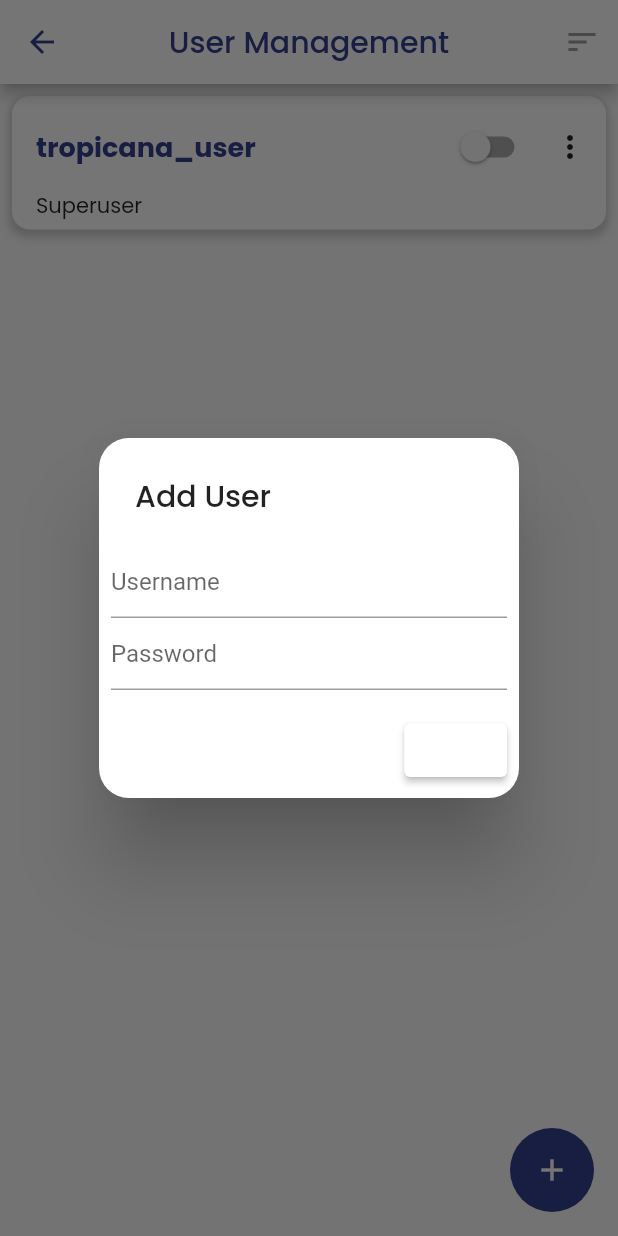
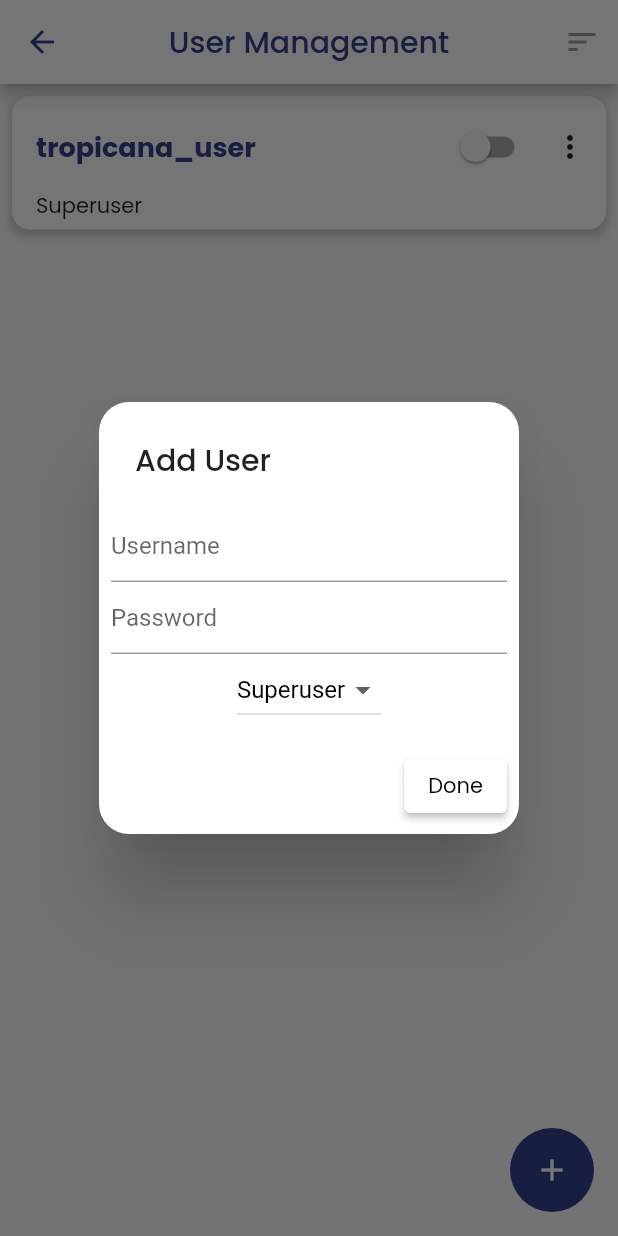
Before and after one commit to hivethesoulchild/smartcheck, a Flutter app: the UserAccess screen opened directly, after a tap on the "add" icon, on a phone screen of 412 x 824 dp. Run offline on Flutter 3.47's test engine with Material 2 defaults, Android fonts, the phone set to English and light mode, and no system bars; our stand-ins replace camera, charts_flutter, csv, file_picker, flutter_spinkit, fluttertoast and 3 more; missing offline and left inert: mongo_dart.

Commit message:
added dropdown menu

```diff
--- a/lib/pages/user_access.dart
+++ b/lib/pages/user_access.dart
@@ -28,6 +28,7 @@ class _UserAccessState extends State<UserAccess> {
   TextEditingController _textFieldController = TextEditingController();
 
   showAddUserDialog(BuildContext context) {
+    String selectedValue = "Superuser";
     AlertDialog alert = AlertDialog(
       shape: RoundedRectangleBorder(
         borderRadius: BorderRadius.circular(20.0),
@@ -53,6 +54,26 @@ class _UserAccessState extends State<UserAccess> {
                 hintText: 'Password',
               ),
             ),
+            DropdownButton(
+              dropdownColor: Colors.white,
+              value: selectedValue,
+              items: <String>['Superuser', 'User'].map((String value) {
+                return DropdownMenuItem<String>(
+                  child: Text(
+                    value,
+                    style: TextStyle(color: Colors.black),
+                  ),
+                  value: value,
+                );
+              }).toList(),
+              onChanged: (value) {
+                setState(
+                  () {
+                    selectedValue = value.toString();
+                  },
+                );
+              },
+            )
           ],
         ),
       ),
@@ -63,7 +84,10 @@ class _UserAccessState extends State<UserAccess> {
           },
           child: Text('Done'),
           style: ElevatedButton.styleFrom(
-              primary: Colors.white, textStyle: GoogleFonts.poppins()),
+            primary: Colors.white,
+            textStyle: GoogleFonts.poppins(),
+            onPrimary: Colors.black,
+          ),
         ),
       ],
     );
@@ -92,7 +116,10 @@ class _UserAccessState extends State<UserAccess> {
         backgroundColor: Colors.white,
         actions: [
           PopupMenuButton(
-            icon: Icon(Icons.sort, color: Colors.grey,),
+            icon: Icon(
+              Icons.sort,
+              color: Colors.grey,
+            ),
             itemBuilder: (context) => [
               PopupMenuItem(
                 child: Text("Sort by name"),
```
